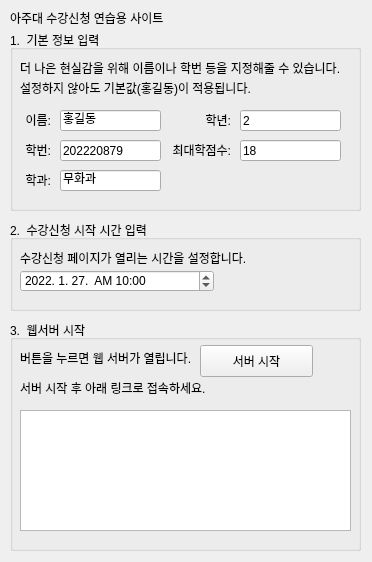
The window that main_dialog.ui (software-wanderer/potential-disco) describes before a commit, drawn with Qt 5.
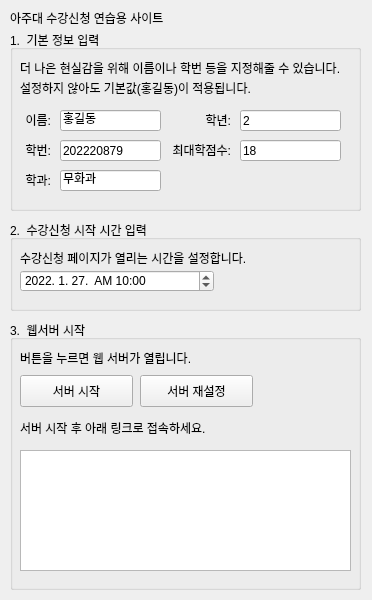
The same window after the commit.

```diff
--- a/main_dialog.ui
+++ b/main_dialog.ui
@@ -7,7 +7,7 @@
     <x>0</x>
     <y>0</y>
     <width>372</width>
-    <height>562</height>
+    <height>600</height>
    </rect>
   </property>
   <property name="windowTitle">
@@ -277,7 +277,7 @@
      <x>10</x>
      <y>320</y>
      <width>351</width>
-     <height>231</height>
+     <height>270</height>
     </rect>
    </property>
    <property name="title">
@@ -305,8 +305,8 @@
    <widget class="QPushButton" name="pushButton">
     <property name="geometry">
      <rect>
-      <x>190</x>
-      <y>25</y>
+      <x>10</x>
+      <y>55</y>
       <width>113</width>
       <height>32</height>
      </rect>
@@ -318,11 +318,27 @@
      <bool>false</bool>
     </property>
    </widget>
+   <widget class="QPushButton" name="pushButton1">
+    <property name="geometry">
+     <rect>
+      <x>130</x>
+      <y>55</y>
+      <width>113</width>
+      <height>32</height>
+     </rect>
+    </property>
+    <property name="text">
+     <string>서버 재설정</string>
+    </property>
+    <property name="autoDefault">
+     <bool>false</bool>
+    </property>
+   </widget>
    <widget class="QLabel" name="label_11">
     <property name="geometry">
      <rect>
       <x>10</x>
-      <y>60</y>
+      <y>100</y>
       <width>201</width>
       <height>16</height>
      </rect>
@@ -341,7 +357,7 @@
     <property name="geometry">
      <rect>
       <x>10</x>
-      <y>90</y>
+      <y>130</y>
       <width>331</width>
       <height>121</height>
      </rect>
```
